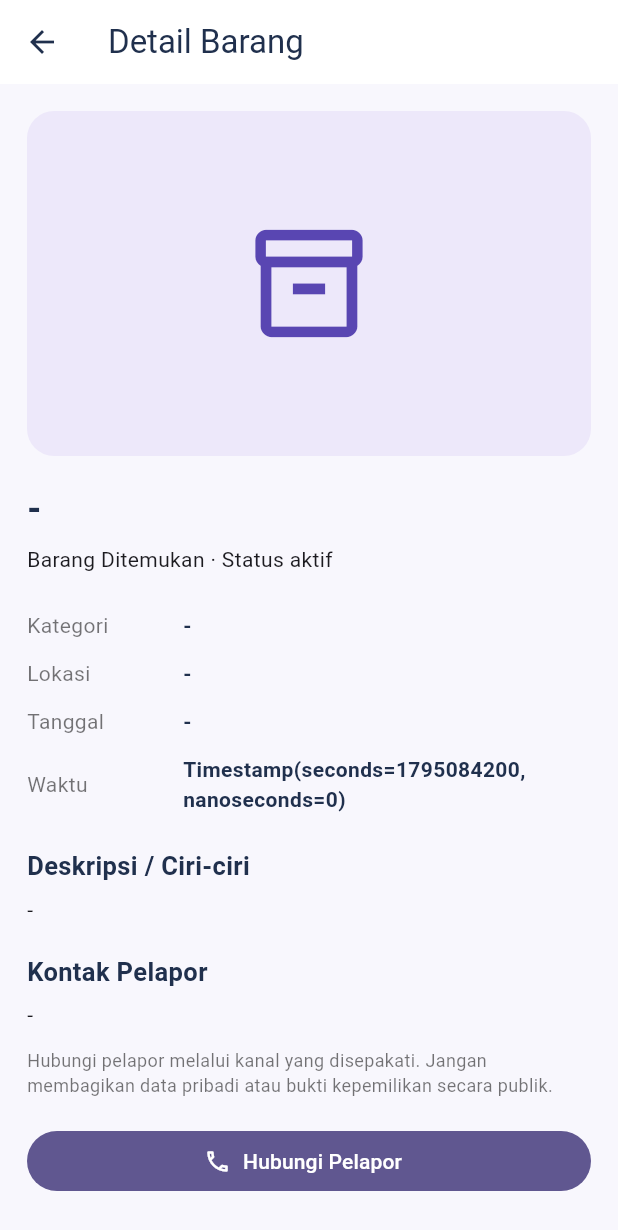
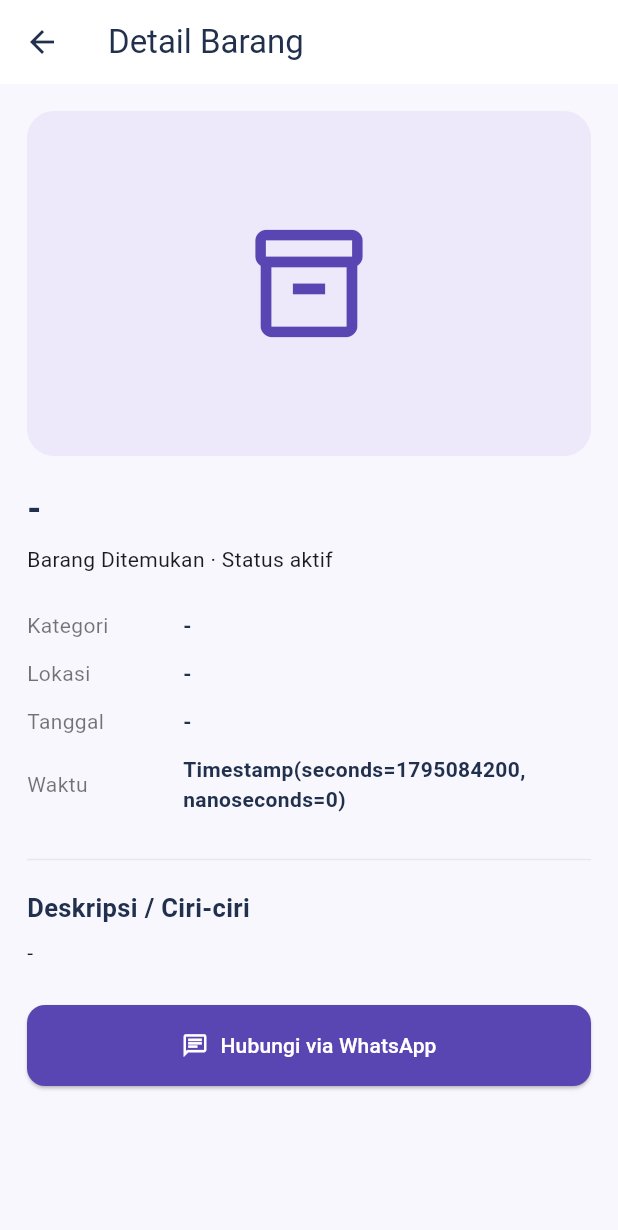
Before and after one commit to afiyfah/CampusLost-Found, a Flutter app: the DetailPage screen opened directly with empty values, on a phone screen of 412 x 824 dp. Shown: the top 1230 px of the screen. Run offline on Flutter 3.47's test engine with Material 3 defaults, Android fonts, the phone set to English and light mode, and no system bars; our stand-ins replace cloud_firestore, firebase_auth, firebase_core; accounts and stored records are empty; network calls fail.

Commit message:
Integrate WhatsApp contact on report detail page

```diff
--- a/lib/pages/detail_page.dart
+++ b/lib/pages/detail_page.dart
@@ -4,10 +4,10 @@ import 'package:flutter/material.dart';
 
 import '../services/report_service.dart';
 import '../widgets/report_card.dart';
+import '../widgets/report_contact.dart';
 
 class DetailPage extends StatelessWidget {
-  final QueryDocumentSnapshot<Map<String, dynamic>>
-      document;
+  final QueryDocumentSnapshot<Map<String, dynamic>> document;
 
   const DetailPage({
     super.key,
@@ -28,6 +28,7 @@ class DetailPage extends StatelessWidget {
       body: ListView(
         padding: const EdgeInsets.all(18),
         children: [
+          // Foto barang
           ClipRRect(
             borderRadius: BorderRadius.circular(18),
             child: Container(
@@ -37,7 +38,7 @@ class DetailPage extends StatelessWidget {
                   ? Image.network(
                       imageUrl,
                       fit: BoxFit.cover,
-                      errorBuilder: (_, __, ___) {
+                      errorBuilder: (_, _, _) {
                         return const Icon(
                           Icons.inventory_2_outlined,
                           size: 86,
@@ -52,7 +53,10 @@ class DetailPage extends StatelessWidget {
                     ),
             ),
           ),
+
           const SizedBox(height: 18),
+
+          // Nama barang
           Text(
             reportText(data, 'itemName'),
             style: const TextStyle(
@@ -61,24 +65,33 @@ class DetailPage extends StatelessWidget {
               fontWeight: FontWeight.bold,
             ),
           ),
+
           const SizedBox(height: 7),
+
+          // Jenis dan status laporan
           Text(
             '${isLost ? "Barang Hilang" : "Barang Ditemukan"} · '
             'Status ${reportText(data, "status", "aktif")}',
           ),
+
           const SizedBox(height: 18),
+
+          // Informasi barang
           _Info(
             'Kategori',
             reportText(data, 'category'),
           ),
+
           _Info(
             'Lokasi',
             reportText(data, 'location'),
           ),
+
           _Info(
             'Tanggal',
             reportDate(data['eventDate']),
           ),
+
           _Info(
             'Waktu',
             reportText(
@@ -87,7 +100,16 @@ class DetailPage extends StatelessWidget {
               'Tidak dicantumkan',
             ),
           ),
+
           const SizedBox(height: 16),
+
+          const Divider(
+            color: Color(0xFFE8E5F2),
+          ),
+
+          const SizedBox(height: 12),
+
+          // Deskripsi barang
           const Text(
             'Deskripsi / Ciri-ciri',
             style: TextStyle(
@@ -96,55 +118,32 @@ class DetailPage extends StatelessWidget {
               fontWeight: FontWeight.bold,
             ),
           ),
+
           const SizedBox(height: 7),
+
           Text(
             reportText(data, 'description'),
-          ),
-          const SizedBox(height: 20),
-          const Text(
-            'Kontak Pelapor',
-            style: TextStyle(
-              fontSize: 17,
-              color: campusInk,
-              fontWeight: FontWeight.bold,
+            style: const TextStyle(
+              fontSize: 14,
+              height: 1.6,
             ),
           ),
-          const SizedBox(height: 6),
-          Text(
-            reportText(data, 'contact'),
+
+          const SizedBox(height: 24),
+
+          // Tombol Hubungi via WhatsApp
+          ReportContact(
+            contact: reportText(data, 'contact', ''),
           ),
-          const SizedBox(height: 12),
-          const Text(
-            'Hubungi pelapor melalui kanal yang disepakati. '
-            'Jangan membagikan data pribadi atau bukti '
-            'kepemilikan secara publik.',
-            style: TextStyle(
-              color: Colors.black54,
-              fontSize: 12,
-            ),
-          ),
-          const SizedBox(height: 18),
-          FilledButton.icon(
-            onPressed: () {
-              ScaffoldMessenger.of(context).showSnackBar(
-                const SnackBar(
-                  content: Text(
-                    'Fitur hubungi pelapor belum diaktifkan. '
-                    'Untuk saat ini gunakan kontak '
-                    'yang tercantum.',
-                  ),
-                ),
-              );
-            },
-            icon: const Icon(Icons.phone_outlined),
-            label: const Text('Hubungi Pelapor'),
-          ),
+
+          const SizedBox(height: 16),
         ],
       ),
     );
   }
 }
 
+// Komponen informasi barang
 class _Info extends StatelessWidget {
   final String label;
   final String value;
--- /dev/null
+++ b/lib/widgets/report_contact.dart
@@ -0,0 +1,92 @@
+
+import 'package:flutter/material.dart';
+import 'package:url_launcher/url_launcher.dart';
+
+class ReportContact extends StatelessWidget {
+  final String contact;
+
+  const ReportContact({
+    super.key,
+    required this.contact,
+  });
+
+  static const purple = Color(0xFF5946B2);
+
+  // Mengubah nomor HP menjadi format internasional
+  String formatPhoneNumber(String phone) {
+    String number = phone.replaceAll(RegExp(r'[^0-9]'), '');
+
+    if (number.startsWith('0')) {
+      number = '62${number.substring(1)}';
+    } else if (number.startsWith('8')) {
+      number = '62$number';
+    }
+
+    return number;
+  }
+
+  // Membuka percakapan WhatsApp
+  Future<void> openWhatsApp(BuildContext context) async {
+    final number = formatPhoneNumber(contact);
+
+    if (!RegExp(r'^628[0-9]{7,11}$').hasMatch(number)) {
+      ScaffoldMessenger.of(context).showSnackBar(
+        const SnackBar(
+          content: Text('Nomor WhatsApp tidak tersedia atau tidak valid.'),
+        ),
+      );
+      return;
+    }
+
+    final url = Uri.https(
+      'wa.me',
+      '/$number',
+      {
+        'text': 'Halo, saya melihat laporan barang Anda '
+            'di aplikasi Campus Lost & Found. '
+            'Saya ingin menanyakan informasi mengenai barang tersebut.',
+      },
+    );
+
+    try {
+      final opened = await launchUrl(
+        url,
+        mode: LaunchMode.externalApplication,
+      );
+
+      if (!opened) {
+        throw Exception('WhatsApp tidak dapat dibuka');
+      }
+    } catch (e) {
+      if (!context.mounted) return;
+
+      ScaffoldMessenger.of(context).showSnackBar(
+        const SnackBar(
+          content: Text('Tidak dapat membuka WhatsApp.'),
+        ),
+      );
+    }
+  }
+
+  @override
+  Widget build(BuildContext context) {
+    return SizedBox(
+      width: double.infinity,
+      child: ElevatedButton.icon(
+        onPressed: () => openWhatsApp(context),
+        icon: const Icon(Icons.chat_outlined),
+        label: const Text('Hubungi via WhatsApp'),
+        style: ElevatedButton.styleFrom(
+          backgroundColor: purple,
+          foregroundColor: Colors.white,
+          padding: const EdgeInsets.symmetric(
+            vertical: 17,
+          ),
+          shape: RoundedRectangleBorder(
+            borderRadius: BorderRadius.circular(12),
+          ),
+        ),
+      ),
+    );
+  }
+}
--- a/pubspec.yaml
+++ b/pubspec.yaml
@@ -37,6 +37,7 @@ dependencies:
   firebase_core: ^5.2.0
   cloud_firestore: ^7.2.0
   firebase_auth: ^7.1.0
+  url_launcher: ^6.3.3
 
 dev_dependencies:
   flutter_test:
```
Also changed, not shown: pubspec.lock.
